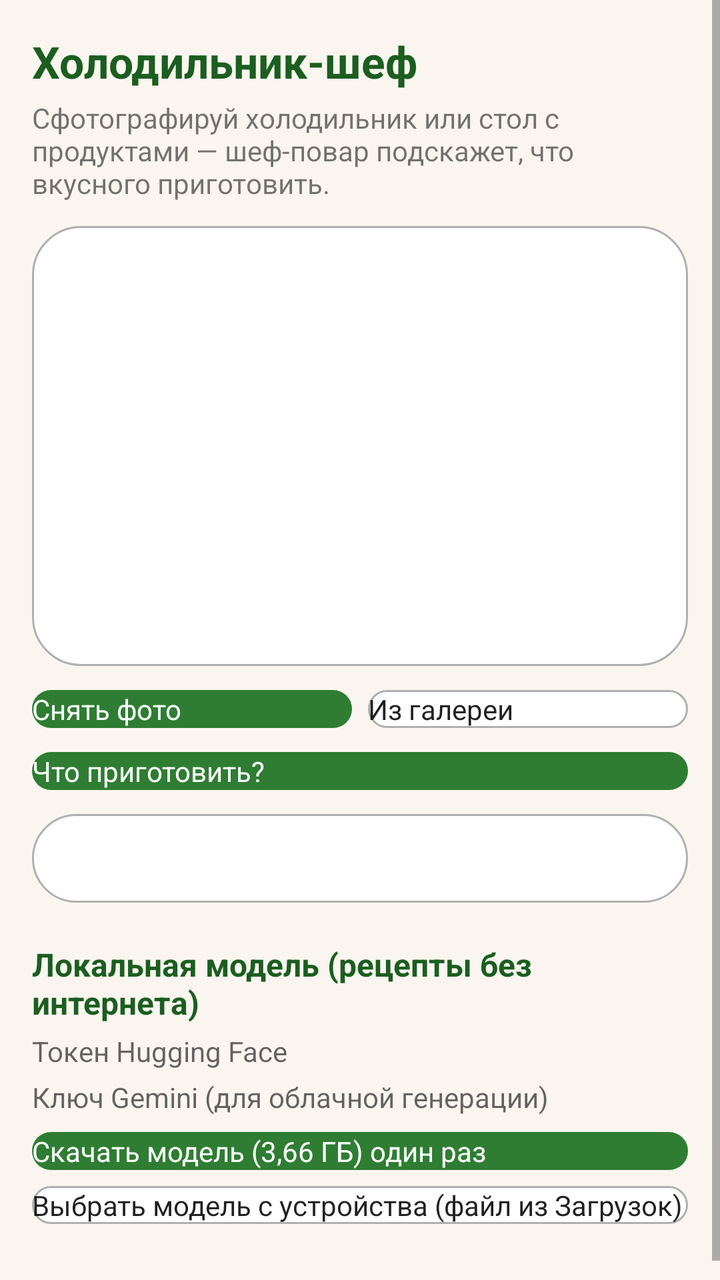
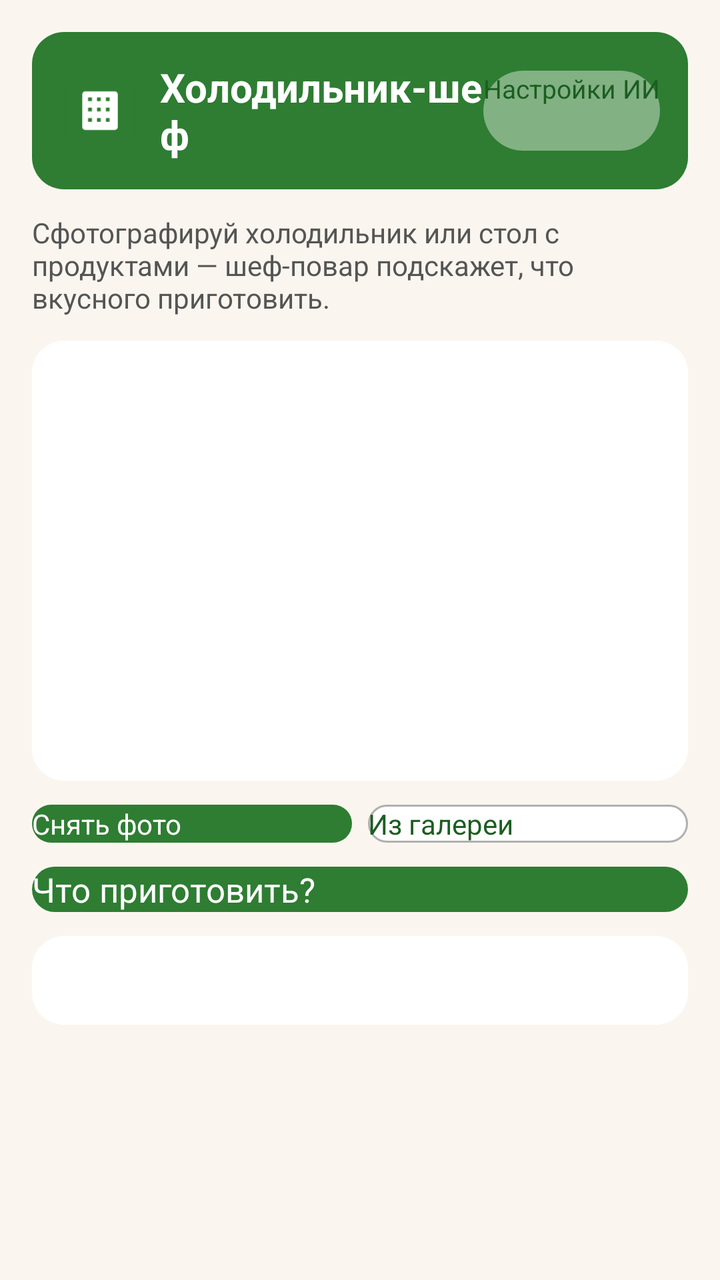

Compare the two renders of this Android layout. The source of the first and the diff that turns it into the second are given below.
<!-- AndroidManifest.xml: application theme AppTheme -->
<!-- res/layout/activity_main.xml -->
<?xml version="1.0" encoding="utf-8"?>
<ScrollView xmlns:android="http://schemas.android.com/apk/res/android"
    android:layout_width="match_parent"
    android:layout_height="match_parent">

    <LinearLayout
        android:layout_width="match_parent"
        android:layout_height="wrap_content"
        android:orientation="vertical"
        android:padding="16dp">

        <TextView
            android:layout_width="match_parent"
            android:layout_height="wrap_content"
            android:textSize="22sp"
            android:textStyle="bold"
            android:textColor="#1B5E20"
            android:text="@string/app_name" />

        <TextView
            android:id="@+id/tvHint"
            android:layout_width="match_parent"
            android:layout_height="wrap_content"
            android:layout_marginTop="4dp"
            android:text="Сфотографируй холодильник или стол с продуктами — шеф-повар подскажет, что вкусного приготовить."
            android:textSize="14sp" />

        <ImageView
            android:id="@+id/ivPreview"
            android:layout_width="match_parent"
            android:layout_height="220dp"
            android:layout_marginTop="12dp"
            android:scaleType="centerCrop"
            android:contentDescription="Фото продуктов"
            android:background="@drawable/btn_secondary" />

        <LinearLayout
            android:layout_width="match_parent"
            android:layout_height="wrap_content"
            android:layout_marginTop="12dp"
            android:orientation="horizontal">

            <Button
                android:id="@+id/btnCamera"
                android:layout_width="0dp"
                android:layout_height="wrap_content"
                android:layout_weight="1"
                android:text="Снять фото"
                android:background="@drawable/btn_primary"
                android:textColor="#FFFFFF"
                android:textAllCaps="false" />

            <Space
                android:layout_width="8dp"
                android:layout_height="1dp" />

            <Button
                android:id="@+id/btnGallery"
                android:layout_width="0dp"
                android:layout_height="wrap_content"
                android:layout_weight="1"
                android:text="Из галереи"
                android:background="@drawable/btn_secondary"
                android:textAllCaps="false" />
        </LinearLayout>

        <Button
            android:id="@+id/btnAsk"
            android:layout_width="match_parent"
            android:layout_height="wrap_content"
            android:layout_marginTop="12dp"
            android:text="Что приготовить?"
            android:textColor="#FFFFFF"
            android:textAllCaps="false"
            android:background="@drawable/btn_primary" />

        <ProgressBar
            android:id="@+id/progress"
            android:layout_width="wrap_content"
            android:layout_height="wrap_content"
            android:layout_gravity="center_horizontal"
            android:layout_marginTop="12dp"
            android:visibility="gone" />

        <TextView
            android:id="@+id/tvResult"
            android:layout_width="match_parent"
            android:layout_height="wrap_content"
            android:layout_marginTop="12dp"
            android:padding="12dp"
            android:textSize="15sp"
            android:lineSpacingExtra="3dp"
            android:background="@drawable/btn_secondary" />

        <TextView
            android:layout_width="match_parent"
            android:layout_height="wrap_content"
            android:layout_marginTop="20dp"
            android:text="Локальная модель (рецепты без интернета)"
            android:textSize="16sp"
            android:textStyle="bold"
            android:textColor="#1B5E20" />

        <EditText
            android:id="@+id/etToken"
            android:layout_width="match_parent"
            android:layout_height="wrap_content"
            android:layout_marginTop="4dp"
            android:hint="Токен Hugging Face"
            android:inputType="textVisiblePassword"
            android:textSize="14sp" />

        <EditText
            android:id="@+id/etGeminiKey"
            android:layout_width="match_parent"
            android:layout_height="wrap_content"
            android:layout_marginTop="4dp"
            android:hint="Ключ Gemini (для облачной генерации)"
            android:inputType="textPassword"
            android:textSize="14sp" />

        <Button
            android:id="@+id/btnDownload"
            android:layout_width="match_parent"
            android:layout_height="wrap_content"
            android:layout_marginTop="8dp"
            android:text="Скачать модель (3,66 ГБ) один раз"
            android:textColor="#FFFFFF"
            android:textAllCaps="false"
            android:background="@drawable/btn_primary" />

        <Button
            android:id="@+id/btnPickModel"
            android:layout_width="match_parent"
            android:layout_height="wrap_content"
            android:layout_marginTop="8dp"
            android:text="Выбрать модель с устройства (файл из Загрузок)"
            android:textAllCaps="false"
            android:background="@drawable/btn_secondary" />

        <ProgressBar
            android:id="@+id/pbModel"
            android:layout_width="match_parent"
            android:layout_height="wrap_content"
            android:layout_marginTop="8dp"
            android:visibility="gone"
            style="?android:attr/progressBarStyleHorizontal" />

        <TextView
            android:id="@+id/tvModelStatus"
            android:layout_width="match_parent"
            android:layout_height="wrap_content"
            android:layout_marginTop="4dp"
            android:textSize="13sp" />
    </LinearLayout>
</ScrollView>
<!-- resources referenced by this layout -->
<resources>
  <!-- drawable btn_primary (drawable) -->
  <?xml version="1.0" encoding="utf-8"?>
  <shape xmlns:android="http://schemas.android.com/apk/res/android"
      android:shape="rectangle">
      <corners android:radius="24dp" />
      <solid android:color="#2E7D32" />
  </shape>
  <!-- drawable btn_secondary (drawable) -->
  <?xml version="1.0" encoding="utf-8"?>
  <shape xmlns:android="http://schemas.android.com/apk/res/android"
      android:shape="rectangle">
      <corners android:radius="24dp" />
      <solid android:color="#FFFFFF" />
      <stroke android:width="1dp" android:color="#B0B0B0" />
  </shape>
  <string name="app_name">Холодильник-шеф</string>
  <style name="AppTheme" parent="android:Theme.Material.Light">
          <item name="android:colorPrimary">#2E7D32</item>
          <item name="android:colorPrimaryDark">#1B5E20</item>
          <item name="android:colorAccent">#FF8F00</item>
          <item name="android:windowBackground">#FAF6EF</item>
      </style>
</resources>

<!-- the commit's change to res/layout/activity_main.xml (unified diff, before → after) -->
@@ -1,7 +1,8 @@
 <?xml version="1.0" encoding="utf-8"?>
 <ScrollView xmlns:android="http://schemas.android.com/apk/res/android"
     android:layout_width="match_parent"
-    android:layout_height="match_parent">
+    android:layout_height="match_parent"
+    android:fillViewport="true">
 
     <LinearLayout
         android:layout_width="match_parent"
@@ -9,21 +10,50 @@
         android:orientation="vertical"
         android:padding="16dp">
 
-        <TextView
+        <LinearLayout
             android:layout_width="match_parent"
             android:layout_height="wrap_content"
-            android:textSize="22sp"
-            android:textStyle="bold"
-            android:textColor="#1B5E20"
-            android:text="@string/app_name" />
+            android:orientation="horizontal"
+            android:background="@drawable/bg_header"
+            android:gravity="center_vertical"
+            android:padding="14dp">
+
+            <ImageView
+                android:layout_width="40dp"
+                android:layout_height="40dp"
+                android:src="@drawable/ic_launcher"
+                android:contentDescription="@string/app_name" />
+
+            <TextView
+                android:layout_width="0dp"
+                android:layout_height="wrap_content"
+                android:layout_weight="1"
+                android:layout_marginStart="10dp"
+                android:text="@string/app_name"
+                android:textColor="#FFFFFF"
+                android:textSize="20sp"
+                android:textStyle="bold" />
+
+            <Button
+                android:id="@+id/btnSettings"
+                android:layout_width="wrap_content"
+                android:layout_height="wrap_content"
+                android:background="@drawable/btn_light"
+                android:textColor="#1B5E20"
+                android:textSize="13sp"
+                android:minHeight="40dp"
+                android:text="@string/btn_settings"
+                android:textAllCaps="false" />
+        </LinearLayout>
 
         <TextView
             android:id="@+id/tvHint"
             android:layout_width="match_parent"
             android:layout_height="wrap_content"
-            android:layout_marginTop="4dp"
-            android:text="Сфотографируй холодильник или стол с продуктами — шеф-повар подскажет, что вкусного приготовить."
-            android:textSize="14sp" />
+            android:layout_marginTop="12dp"
+            android:text="@string/main_hint"
+            android:textSize="14sp"
+            android:textColor="#555555" />
 
         <ImageView
             android:id="@+id/ivPreview"
@@ -31,8 +61,9 @@
             android:layout_height="220dp"
             android:layout_marginTop="12dp"
             android:scaleType="centerCrop"
-            android:contentDescription="Фото продуктов"
-            android:background="@drawable/btn_secondary" />
+            android:padding="3dp"
+            android:background="@drawable/bg_card"
+            android:contentDescription="Фото продуктов" />
 
         <LinearLayout
             android:layout_width="match_parent"
@@ -45,7 +76,7 @@
                 android:layout_width="0dp"
                 android:layout_height="wrap_content"
                 android:layout_weight="1"
-                android:text="Снять фото"
+                android:text="@string/btn_camera"
                 android:background="@drawable/btn_primary"
                 android:textColor="#FFFFFF"
                 android:textAllCaps="false" />
@@ -59,8 +90,9 @@
                 android:layout_width="0dp"
                 android:layout_height="wrap_content"
                 android:layout_weight="1"
-                android:text="Из галереи"
+                android:text="@string/btn_gallery"
                 android:background="@drawable/btn_secondary"
+                android:textColor="#1B5E20"
                 android:textAllCaps="false" />
         </LinearLayout>
 
@@ -69,8 +101,9 @@
             android:layout_width="match_parent"
             android:layout_height="wrap_content"
             android:layout_marginTop="12dp"
-            android:text="Что приготовить?"
+            android:text="@string/btn_ask"
             android:textColor="#FFFFFF"
+            android:textSize="17sp"
             android:textAllCaps="false"
             android:background="@drawable/btn_primary" />
 
@@ -90,67 +123,26 @@
             android:padding="12dp"
             android:textSize="15sp"
             android:lineSpacingExtra="3dp"
+            android:background="@drawable/bg_card" />
+
+        <Button
+            android:id="@+id/btnSaveRecipe"
+            android:layout_width="match_parent"
+            android:layout_height="wrap_content"
+            android:layout_marginTop="8dp"
+            android:text="@string/btn_save_recipe"
+            android:textColor="#1B5E20"
+            android:visibility="gone"
+            android:textAllCaps="false"
             android:background="@drawable/btn_secondary" />
 
         <TextView
+            android:id="@+id/tvMode"
             android:layout_width="match_parent"
             android:layout_height="wrap_content"
-            android:layout_marginTop="20dp"
-            android:text="Локальная модель (рецепты без интернета)"
-            android:textSize="16sp"
-            android:textStyle="bold"
-            android:textColor="#1B5E20" />
-
-        <EditText
-            android:id="@+id/etToken"
-            android:layout_width="match_parent"
-            android:layout_height="wrap_content"
-            android:layout_marginTop="4dp"
-            android:hint="Токен Hugging Face"
-            android:inputType="textVisiblePassword"
-            android:textSize="14sp" />
-
-        <EditText
-            android:id="@+id/etGeminiKey"
-            android:layout_width="match_parent"
-            android:layout_height="wrap_content"
-            android:layout_marginTop="4dp"
-            android:hint="Ключ Gemini (для облачной генерации)"
-            android:inputType="textPassword"
-            android:textSize="14sp" />
-
-        <Button
-            android:id="@+id/btnDownload"
-            android:layout_width="match_parent"
-            android:layout_height="wrap_content"
-            android:layout_marginTop="8dp"
-            android:text="Скачать модель (3,66 ГБ) один раз"
-            android:textColor="#FFFFFF"
-            android:textAllCaps="false"
-            android:background="@drawable/btn_primary" />
-
-        <Button
-            android:id="@+id/btnPickModel"
-            android:layout_width="match_parent"
-            android:layout_height="wrap_content"
-            android:layout_marginTop="8dp"
-            android:text="Выбрать модель с устройства (файл из Загрузок)"
-            android:textAllCaps="false"
-            android:background="@drawable/btn_secondary" />
-
-        <ProgressBar
-            android:id="@+id/pbModel"
-            android:layout_width="match_parent"
-            android:layout_height="wrap_content"
-            android:layout_marginTop="8dp"
-            android:visibility="gone"
-            style="?android:attr/progressBarStyleHorizontal" />
-
-        <TextView
-            android:id="@+id/tvModelStatus"
-            android:layout_width="match_parent"
-            android:layout_height="wrap_content"
-            android:layout_marginTop="4dp"
-            android:textSize="13sp" />
+            android:layout_marginTop="14dp"
+            android:textSize="13sp"
+            android:textColor="#777777"
+            android:gravity="center_horizontal" />
     </LinearLayout>
 </ScrollView>
<!-- resource entries referenced after the edit -->
@@ -1,5 +1,26 @@
 <!-- resources referenced by this layout -->
 <resources>
+  <!-- drawable bg_card (drawable) -->
+  <?xml version="1.0" encoding="utf-8"?>
+  <shape xmlns:android="http://schemas.android.com/apk/res/android"
+      android:shape="rectangle">
+      <corners android:radius="16dp" />
+      <solid android:color="#FFFFFF" />
+  </shape>
+  <!-- drawable bg_header (drawable) -->
+  <?xml version="1.0" encoding="utf-8"?>
+  <shape xmlns:android="http://schemas.android.com/apk/res/android"
+      android:shape="rectangle">
+      <corners android:radius="16dp" />
+      <solid android:color="#2E7D32" />
+  </shape>
+  <!-- drawable btn_light (drawable) -->
+  <?xml version="1.0" encoding="utf-8"?>
+  <shape xmlns:android="http://schemas.android.com/apk/res/android"
+      android:shape="rectangle">
+      <corners android:radius="20dp" />
+      <solid android:color="#66FFFFFF" />
+  </shape>
   <!-- drawable btn_primary (drawable) -->
   <?xml version="1.0" encoding="utf-8"?>
   <shape xmlns:android="http://schemas.android.com/apk/res/android"
@@ -15,7 +36,30 @@
       <solid android:color="#FFFFFF" />
       <stroke android:width="1dp" android:color="#B0B0B0" />
   </shape>
+  <!-- drawable ic_launcher (drawable) -->
+  <?xml version="1.0" encoding="utf-8"?>
+  <vector xmlns:android="http://schemas.android.com/apk/res/android"
+      android:width="108dp"
+      android:height="108dp"
+      android:viewportWidth="108"
+      android:viewportHeight="108">
+      <path
+          android:fillColor="#2E7D32"
+          android:pathData="M20,8 h68 a12,12 0 0 1 12,12 v68 a12,12 0 0 1 -12,12 h-68 a12,12 0 0 1 -12,-12 v-68 a12,12 0 0 1 12,-12 z" />
+      <path
+          android:fillColor="#FFFFFF"
+          android:pathData="M34,28 h40 a4,4 0 0 1 4,4 v44 a4,4 0 0 1 -4,4 h-40 a4,4 0 0 1 -4,-4 v-44 a4,4 0 0 1 4,-4 z" />
+      <path
+          android:fillColor="#2E7D32"
+          android:pathData="M38,36 h5 v5 h-5 z M50,36 h5 v5 h-5 z M62,36 h5 v5 h-5 z M38,50 h5 v5 h-5 z M50,50 h5 v5 h-5 z M62,50 h5 v5 h-5 z M38,64 h5 v5 h-5 z M50,64 h5 v5 h-5 z M62,64 h5 v5 h-5 z" />
+  </vector>
   <string name="app_name">Холодильник-шеф</string>
+  <string name="btn_ask">Что приготовить?</string>
+  <string name="btn_camera">Снять фото</string>
+  <string name="btn_gallery">Из галереи</string>
+  <string name="btn_save_recipe">Сохранить рецепт</string>
+  <string name="btn_settings">Настройки ИИ</string>
+  <string name="main_hint">Сфотографируй холодильник или стол с продуктами — шеф-повар подскажет, что вкусного приготовить.</string>
   <style name="AppTheme" parent="android:Theme.Material.Light">
           <item name="android:colorPrimary">#2E7D32</item>
           <item name="android:colorPrimaryDark">#1B5E20</item>
